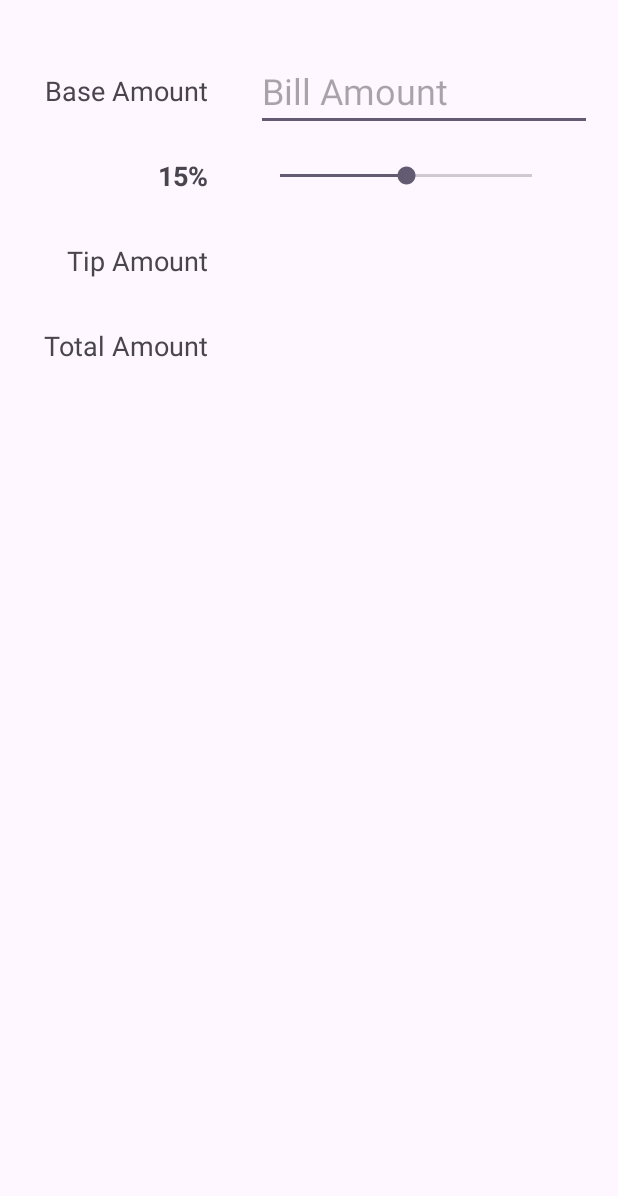
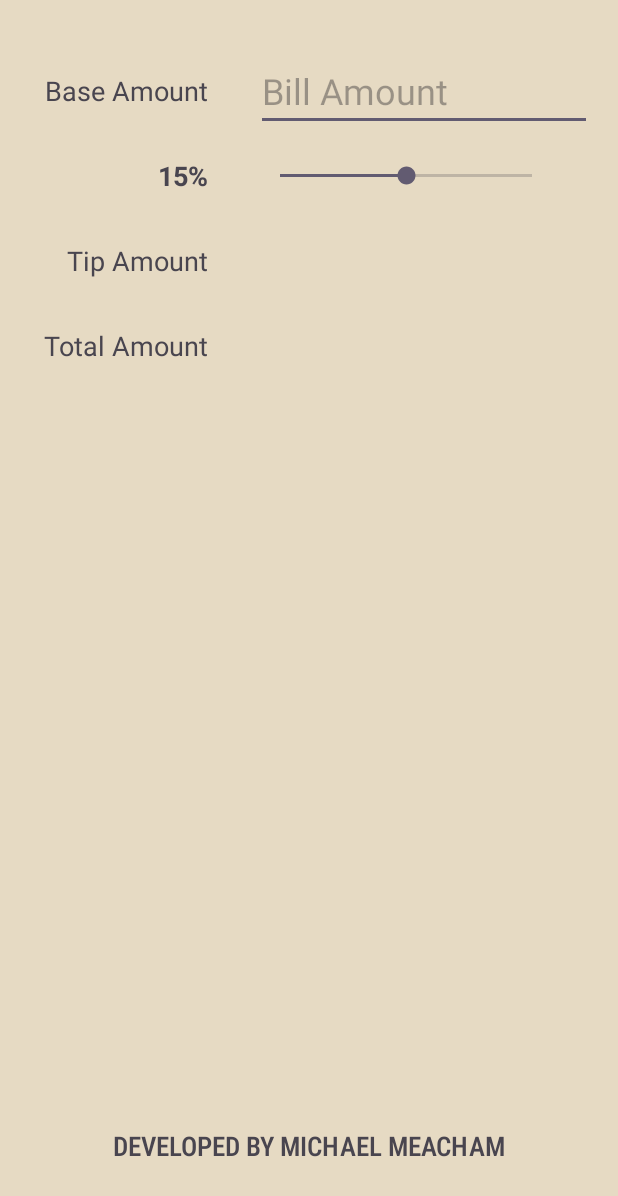
Before and after one commit to mmeacham92/tip-calculator, an Android app: the screen it shows after launch (MainActivity), on a phone screen of 412 x 824 dp. Shown: the top 1196 px of the screen. Run offline under Robolectric (Android 15) with nearby library versions, the phone set to English and light mode, and no system bars.

Commit message:
added color variables and basic styling

```diff
--- a/app/src/main/res/layout/activity_main.xml
+++ b/app/src/main/res/layout/activity_main.xml
@@ -92,4 +92,17 @@
         app:layout_constraintStart_toStartOf="@+id/tvTipAmount"
         app:layout_constraintTop_toTopOf="@+id/tvTotalAmountLabel"
         tools:text="100.00" />
+
+    <TextView
+        android:id="@+id/tvFooter"
+        android:layout_width="wrap_content"
+        android:layout_height="wrap_content"
+        android:layout_marginBottom="48dp"
+        android:fontFamily="sans-serif-condensed-medium"
+        android:text="Developed by Michael Meacham"
+        android:textAllCaps="true"
+        android:textAppearance="@style/TextAppearance.AppCompat.Medium"
+        app:layout_constraintBottom_toBottomOf="parent"
+        app:layout_constraintEnd_toEndOf="parent"
+        app:layout_constraintStart_toStartOf="parent" />
 </androidx.constraintlayout.widget.ConstraintLayout>
--- a/app/src/main/res/values/colors.xml
+++ b/app/src/main/res/values/colors.xml
@@ -2,4 +2,8 @@
 <resources>
     <color name="black">#FF000000</color>
     <color name="white">#FFFFFFFF</color>
+
+    <color name="lilac">#C4D2E6</color>
+    <color name="grape">#435670</color>
+    <color name="tan">#E6DAC3</color>
 </resources>
--- a/app/src/main/res/values/themes.xml
+++ b/app/src/main/res/values/themes.xml
@@ -2,7 +2,8 @@
     <!-- Base application theme. -->
     <style name="Base.Theme.TipCalculator" parent="Theme.Material3.DayNight.NoActionBar">
         <!-- Customize your light theme here. -->
-        <!-- <item name="colorPrimary">@color/my_light_primary</item> -->
+        <item name="colorPrimary">@color/grape</item>
+        <item name="android:colorBackground">@color/tan</item>
     </style>
 
     <style name="Theme.TipCalculator" parent="Base.Theme.TipCalculator" />
```
